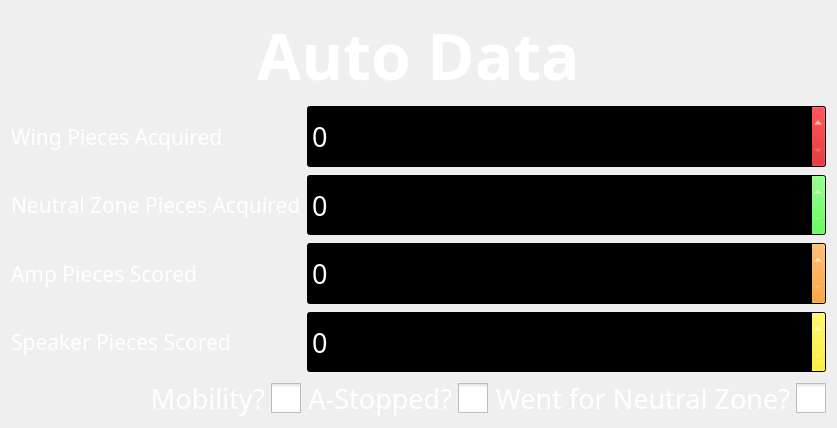
Qt form ui/AutoScouting.ui (binex-dsk/QFRCScouter) before a commit.
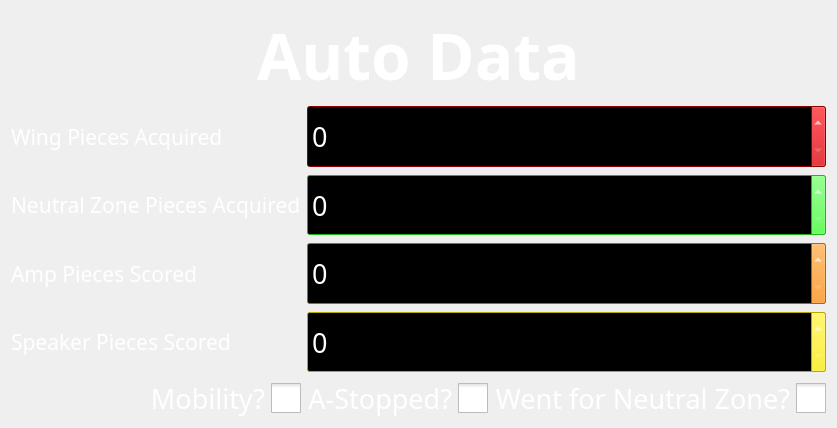
The same form after that commit. Custom widgets are drawn as their Qt base class.

```diff
--- a/ui/AutoScouting.ui
+++ b/ui/AutoScouting.ui
@@ -6,7 +6,7 @@
    <rect>
     <x>0</x>
     <y>0</y>
-    <width>759</width>
+    <width>833</width>
     <height>428</height>
    </rect>
   </property>
@@ -1824,8 +1824,8 @@
         <colorrole role="Window">
          <brush brushstyle="SolidPattern">
           <color alpha="255">
-           <red>0</red>
-           <green>0</green>
+           <red>255</red>
+           <green>238</green>
            <blue>0</blue>
           </color>
          </brush>
@@ -1916,8 +1916,8 @@
         <colorrole role="Window">
          <brush brushstyle="SolidPattern">
           <color alpha="255">
-           <red>0</red>
-           <green>0</green>
+           <red>255</red>
+           <green>238</green>
            <blue>0</blue>
           </color>
          </brush>
@@ -1999,8 +1999,8 @@
         <colorrole role="Base">
          <brush brushstyle="SolidPattern">
           <color alpha="255">
-           <red>0</red>
-           <green>0</green>
+           <red>255</red>
+           <green>238</green>
            <blue>0</blue>
           </color>
          </brush>
@@ -2008,8 +2008,8 @@
         <colorrole role="Window">
          <brush brushstyle="SolidPattern">
           <color alpha="255">
-           <red>0</red>
-           <green>0</green>
+           <red>255</red>
+           <green>238</green>
            <blue>0</blue>
           </color>
          </brush>
@@ -2138,8 +2138,8 @@
         <colorrole role="Window">
          <brush brushstyle="SolidPattern">
           <color alpha="255">
-           <red>0</red>
-           <green>0</green>
+           <red>255</red>
+           <green>140</green>
            <blue>0</blue>
           </color>
          </brush>
@@ -2230,8 +2230,8 @@
         <colorrole role="Window">
          <brush brushstyle="SolidPattern">
           <color alpha="255">
-           <red>0</red>
-           <green>0</green>
+           <red>255</red>
+           <green>140</green>
            <blue>0</blue>
           </color>
          </brush>
@@ -2313,8 +2313,8 @@
         <colorrole role="Base">
          <brush brushstyle="SolidPattern">
           <color alpha="255">
-           <red>0</red>
-           <green>0</green>
+           <red>255</red>
+           <green>140</green>
            <blue>0</blue>
           </color>
          </brush>
@@ -2322,8 +2322,8 @@
         <colorrole role="Window">
          <brush brushstyle="SolidPattern">
           <color alpha="255">
-           <red>0</red>
-           <green>0</green>
+           <red>255</red>
+           <green>140</green>
            <blue>0</blue>
           </color>
          </brush>
@@ -2452,9 +2452,9 @@
         <colorrole role="Window">
          <brush brushstyle="SolidPattern">
           <color alpha="255">
-           <red>0</red>
-           <green>0</green>
-           <blue>0</blue>
+           <red>43</red>
+           <green>255</green>
+           <blue>32</blue>
           </color>
          </brush>
         </colorrole>
@@ -2544,9 +2544,9 @@
         <colorrole role="Window">
          <brush brushstyle="SolidPattern">
           <color alpha="255">
-           <red>0</red>
-           <green>0</green>
-           <blue>0</blue>
+           <red>43</red>
+           <green>255</green>
+           <blue>32</blue>
           </color>
          </brush>
         </colorrole>
@@ -2627,18 +2627,18 @@
         <colorrole role="Base">
          <brush brushstyle="SolidPattern">
           <color alpha="255">
-           <red>0</red>
-           <green>0</green>
-           <blue>0</blue>
+           <red>43</red>
+           <green>255</green>
+           <blue>32</blue>
           </color>
          </brush>
         </colorrole>
         <colorrole role="Window">
          <brush brushstyle="SolidPattern">
           <color alpha="255">
-           <red>0</red>
-           <green>0</green>
-           <blue>0</blue>
+           <red>43</red>
+           <green>255</green>
+           <blue>32</blue>
           </color>
          </brush>
         </colorrole>
@@ -2766,9 +2766,9 @@
         <colorrole role="Window">
          <brush brushstyle="SolidPattern">
           <color alpha="255">
-           <red>0</red>
-           <green>0</green>
-           <blue>0</blue>
+           <red>197</red>
+           <green>2</green>
+           <blue>6</blue>
           </color>
          </brush>
         </colorrole>
@@ -2858,9 +2858,9 @@
         <colorrole role="Window">
          <brush brushstyle="SolidPattern">
           <color alpha="255">
-           <red>0</red>
-           <green>0</green>
-           <blue>0</blue>
+           <red>197</red>
+           <green>2</green>
+           <blue>6</blue>
           </color>
          </brush>
         </colorrole>
@@ -2941,18 +2941,18 @@
         <colorrole role="Base">
          <brush brushstyle="SolidPattern">
           <color alpha="255">
-           <red>0</red>
-           <green>0</green>
-           <blue>0</blue>
+           <red>197</red>
+           <green>2</green>
+           <blue>6</blue>
           </color>
          </brush>
         </colorrole>
         <colorrole role="Window">
          <brush brushstyle="SolidPattern">
           <color alpha="255">
-           <red>0</red>
-           <green>0</green>
-           <blue>0</blue>
+           <red>197</red>
+           <green>2</green>
+           <blue>6</blue>
           </color>
          </brush>
         </colorrole>
```
